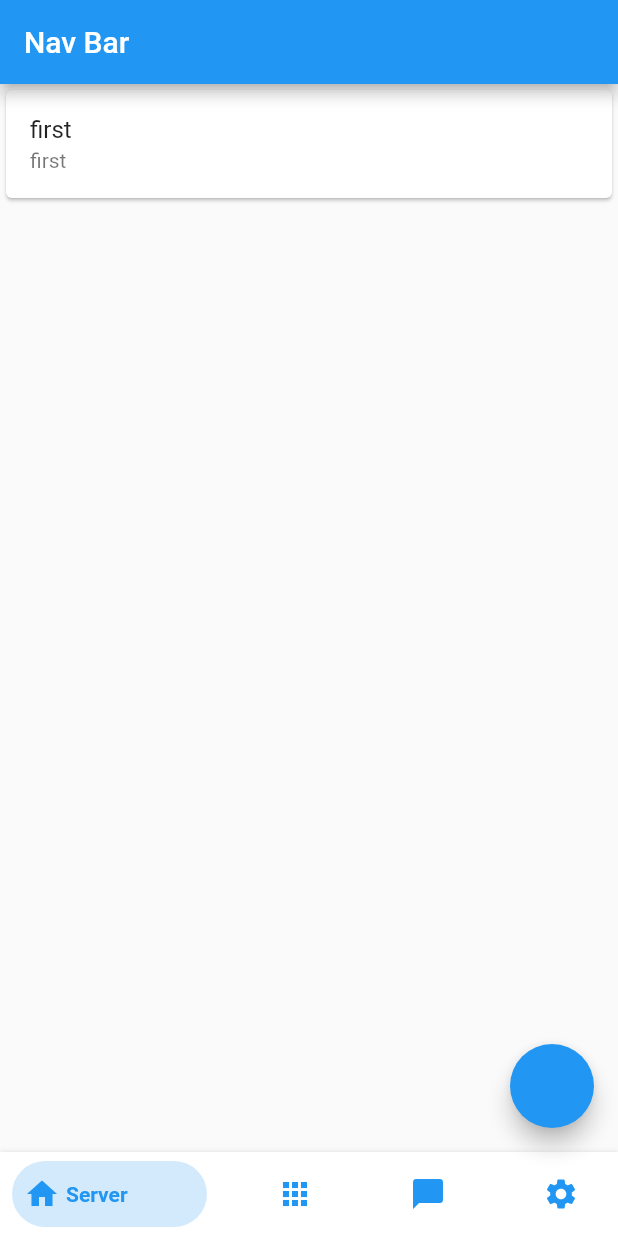
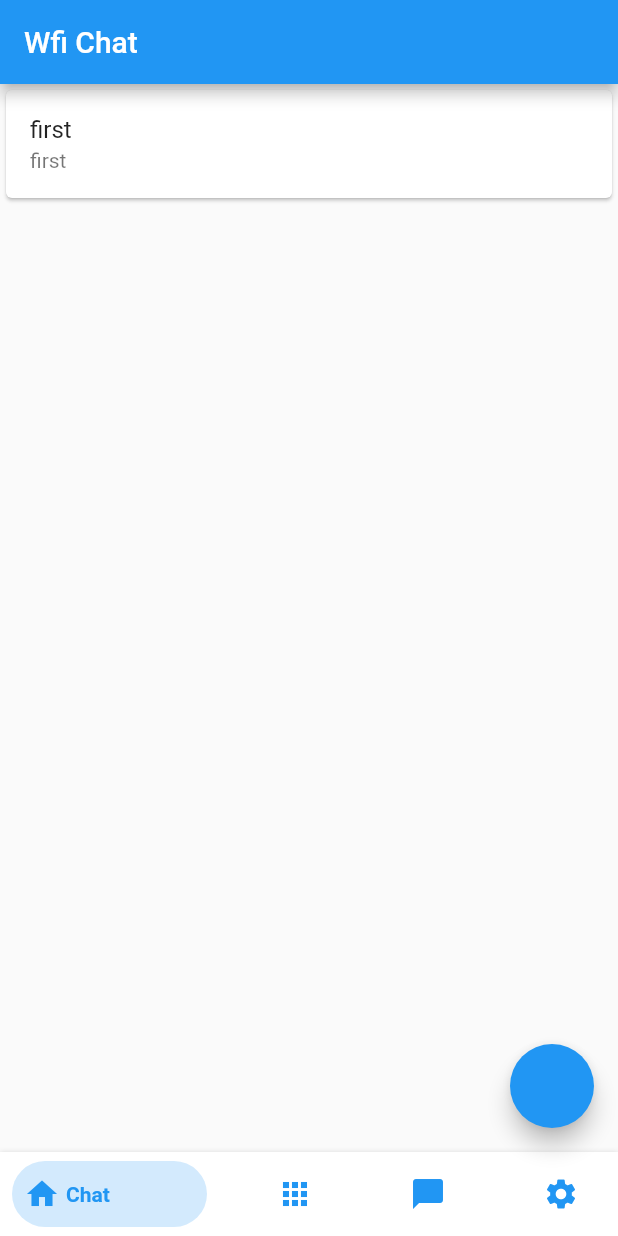
Before and after one commit to NoobCode1998/WifiChat, a Flutter app: the screen it shows after launch, on a phone screen of 412 x 824 dp. Run offline on Flutter 3.47's test engine with Material 2 defaults, Android fonts, the phone set to English and light mode, and no system bars; drawn by our look-alikes of bottom_navy_bar; our stand-ins replace awesome_dialog; missing offline and left inert: dash_chat, get_ip.

Commit message:
UI changes

```diff
--- a/lib/main.dart
+++ b/lib/main.dart
@@ -139,7 +139,7 @@ class _MyHomePageState extends State<MyHomePage> {
   @override
   Widget build(BuildContext context) {
     return Scaffold(
-      appBar: AppBar(title: Text("Nav Bar")),
+      appBar: AppBar(title: Text("Wfi Chat")),
       body: SizedBox.expand(
         child: PageView(
           controller: _pageController,
@@ -161,10 +161,10 @@ class _MyHomePageState extends State<MyHomePage> {
           _pageController.jumpToPage(index);
         },
         items: <BottomNavyBarItem>[
-          BottomNavyBarItem(title: Text('Server'), icon: Icon(Icons.home)),
-          BottomNavyBarItem(title: Text('Item One'), icon: Icon(Icons.apps)),
+          BottomNavyBarItem(title: Text('Chat'), icon: Icon(Icons.home)),
+          BottomNavyBarItem(title: Text('Server'), icon: Icon(Icons.apps)),
           BottomNavyBarItem(
-              title: Text('Item One'), icon: Icon(Icons.chat_bubble)),
+              title: Text('Others'), icon: Icon(Icons.chat_bubble)),
           BottomNavyBarItem(
               title: Text('Item One'), icon: Icon(Icons.settings)),
         ],
```
